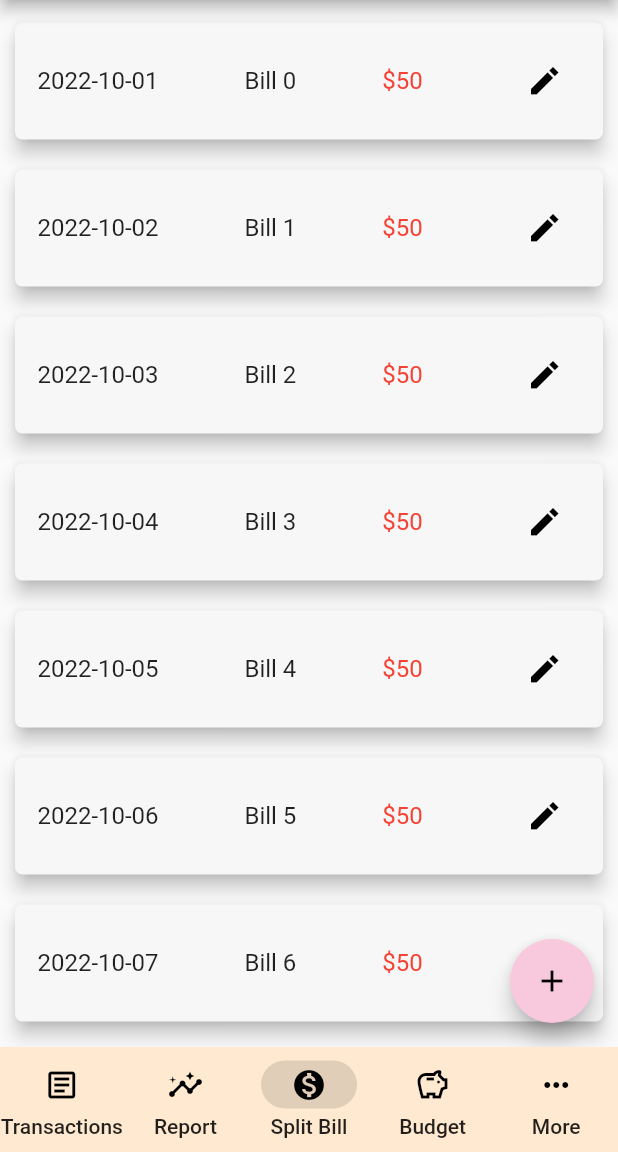
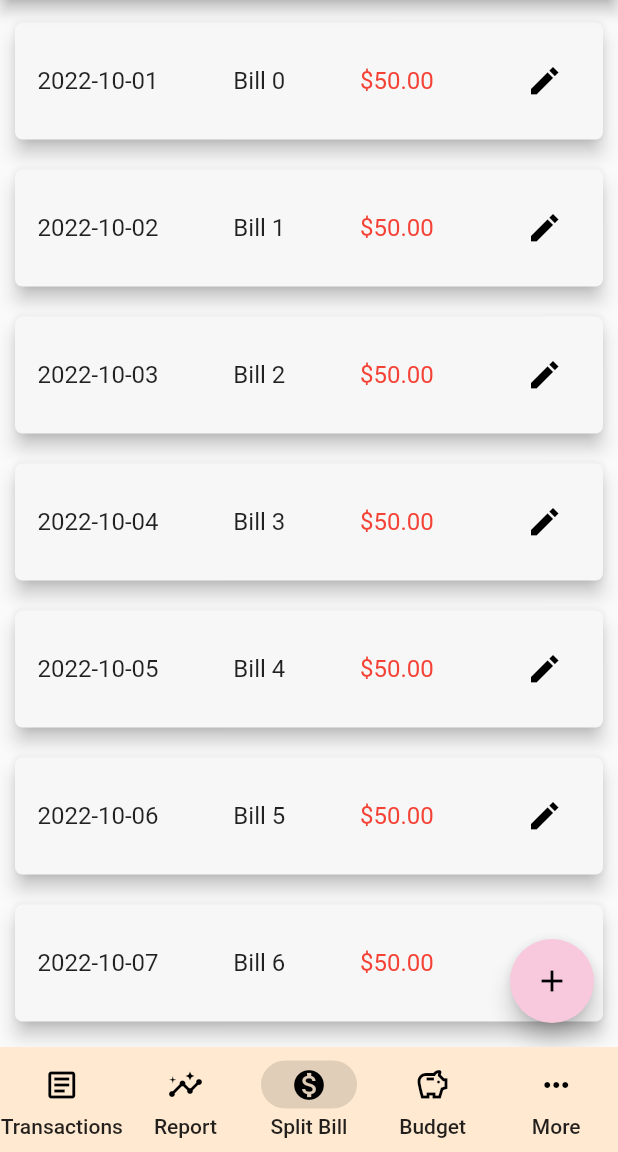
Before and after one commit to hoanghd2000/CZ3002_Pi007, a Flutter app: the screen it shows after launch, item 3 of the bottom bar chosen, on a phone screen of 412 x 824 dp, the part 84-1236 px from its top. Run offline on Flutter 3.47's test engine with Material 2 defaults, Android fonts, the phone set to English and light mode, and no system bars; our stand-ins replace charts_flutter, sqflite; accounts and stored records are empty.

Commit message:
changed datatype string amount to double

```diff
--- a/Pi_007/lib/page/splitbill_page.dart
+++ b/Pi_007/lib/page/splitbill_page.dart
@@ -20,7 +20,7 @@ class SplitBillPage extends StatelessWidget{
     8,
         (i) => Bill(
         'Bill $i',
-        '50',
+        50.00,
         DateTime.parse("2022-10-0${i+1}")),
   );
 
@@ -52,7 +52,7 @@ class SplitBillPage extends StatelessWidget{
 
 class Bill {
   final String name;
-  final String amount;
+  final double amount;
   final DateTime date;
 
   const Bill(this.name, this.amount, this.date);
@@ -70,7 +70,7 @@ Widget _displayCard(Bill bill) {
           children: [
             Text(DateFormat('yyyy-MM-dd').format(bill.date), style: TextStyle(fontSize: 16)),
             Text(bill.name, style: TextStyle(fontSize: 16)),
-            Text("\$" + bill.amount, style: TextStyle(fontSize: 16, color: Colors.red)),
+            Text("\$" + (bill.amount).toStringAsFixed(2), style: TextStyle(fontSize: 16, color: Colors.red)),
             IconButton(
                 icon: const Icon(create_sharp),
                 color: Colors.black,
```
